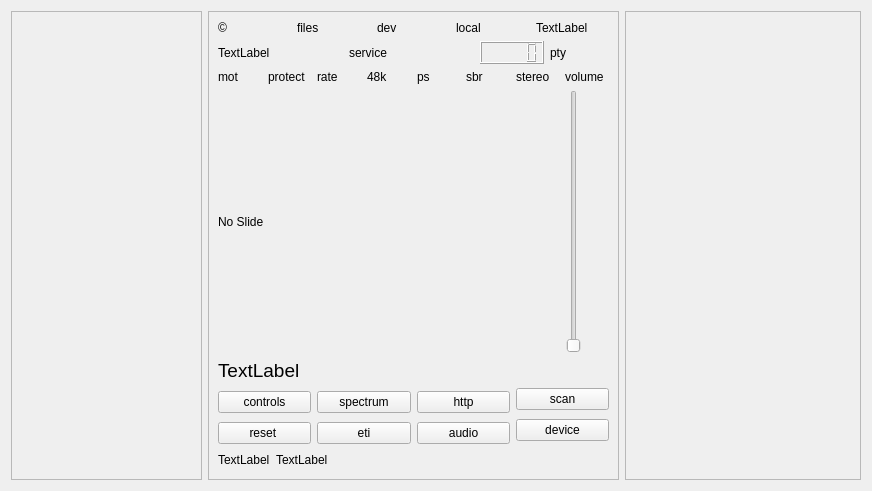
Before: the Qt Designer form sources/main/forms-v7/dabradio-6.ui in JvanKatwijk/qt-dab, drawn with Qt 5.
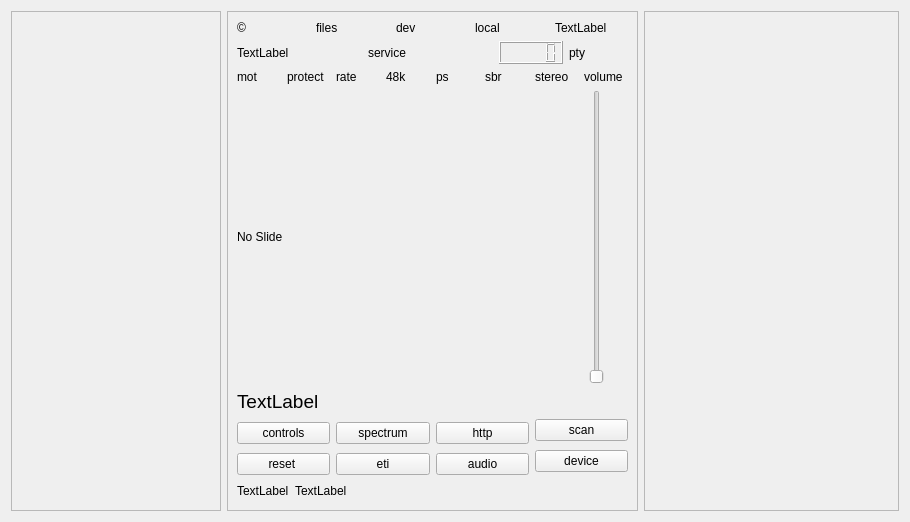
After: the same form once the commit is applied. Custom widgets are drawn as their Qt base class.

What changed in the file:
```diff
--- a/sources/main/forms-v7/dabradio-6.ui
+++ b/sources/main/forms-v7/dabradio-6.ui
@@ -6,20 +6,14 @@
    <rect>
     <x>0</x>
     <y>0</y>
-    <width>872</width>
+    <width>877</width>
     <height>491</height>
    </rect>
   </property>
-  <property name="sizePolicy">
-   <sizepolicy hsizetype="Preferred" vsizetype="Preferred">
-    <horstretch>0</horstretch>
-    <verstretch>0</verstretch>
-   </sizepolicy>
-  </property>
   <property name="maximumSize">
    <size>
-    <width>16777215</width>
-    <height>491</height>
+    <width>885</width>
+    <height>500</height>
    </size>
   </property>
   <property name="windowTitle">
@@ -30,14 +24,14 @@
     <widget class="QFrame" name="the_newFrame">
      <property name="minimumSize">
       <size>
-       <width>161</width>
-       <height>0</height>
+       <width>210</width>
+       <height>500</height>
       </size>
      </property>
      <property name="maximumSize">
       <size>
-       <width>191</width>
-       <height>473</height>
+       <width>210</width>
+       <height>500</height>
       </size>
      </property>
      <property name="frameShape">
@@ -50,10 +44,16 @@
    </item>
    <item>
     <widget class="QFrame" name="frame">
+     <property name="minimumSize">
+      <size>
+       <width>411</width>
+       <height>500</height>
+      </size>
+     </property>
      <property name="maximumSize">
       <size>
        <width>411</width>
-       <height>473</height>
+       <height>500</height>
       </size>
      </property>
      <property name="frameShape">
@@ -262,7 +262,7 @@
            <widget class="audioLevel" name="leftChannel" native="true">
             <property name="maximumSize">
              <size>
-              <width>8</width>
+              <width>6</width>
               <height>16777215</height>
              </size>
             </property>
@@ -272,7 +272,7 @@
            <widget class="audioLevel" name="rightChannel" native="true">
             <property name="maximumSize">
              <size>
-              <width>8</width>
+              <width>6</width>
               <height>16777215</height>
              </size>
             </property>
@@ -424,14 +424,14 @@
     <widget class="QFrame" name="techFrame">
      <property name="minimumSize">
       <size>
-       <width>221</width>
-       <height>0</height>
+       <width>255</width>
+       <height>500</height>
       </size>
      </property>
      <property name="maximumSize">
       <size>
-       <width>16777215</width>
-       <height>473</height>
+       <width>250</width>
+       <height>500</height>
       </size>
      </property>
      <property name="frameShape">
```
